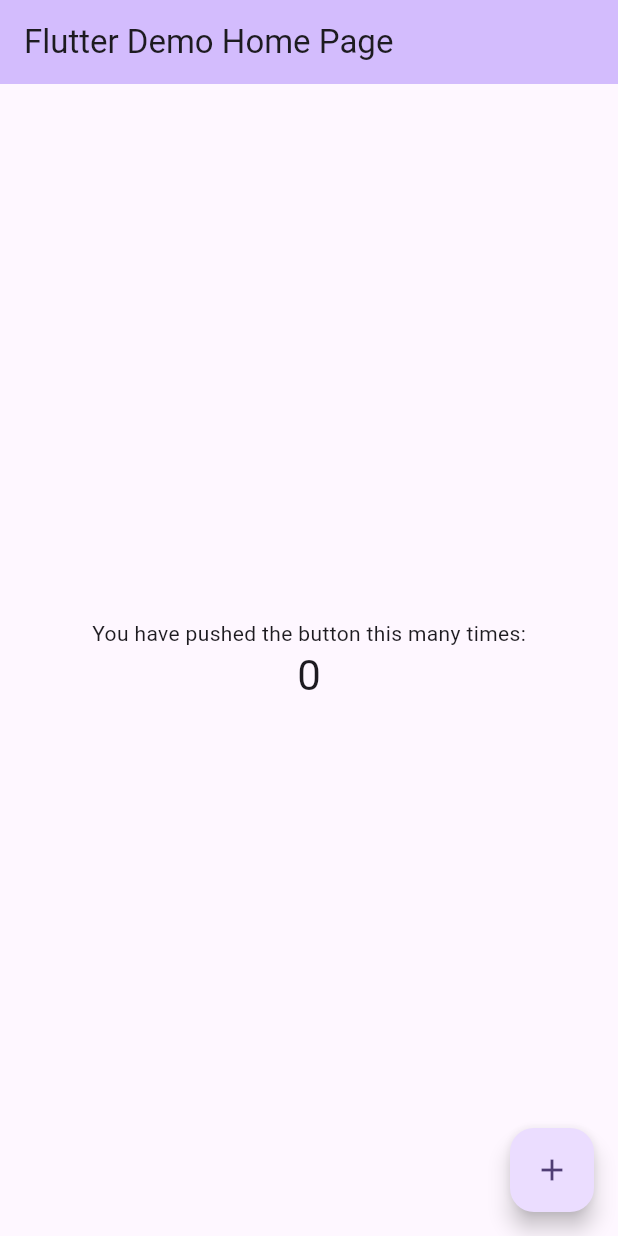
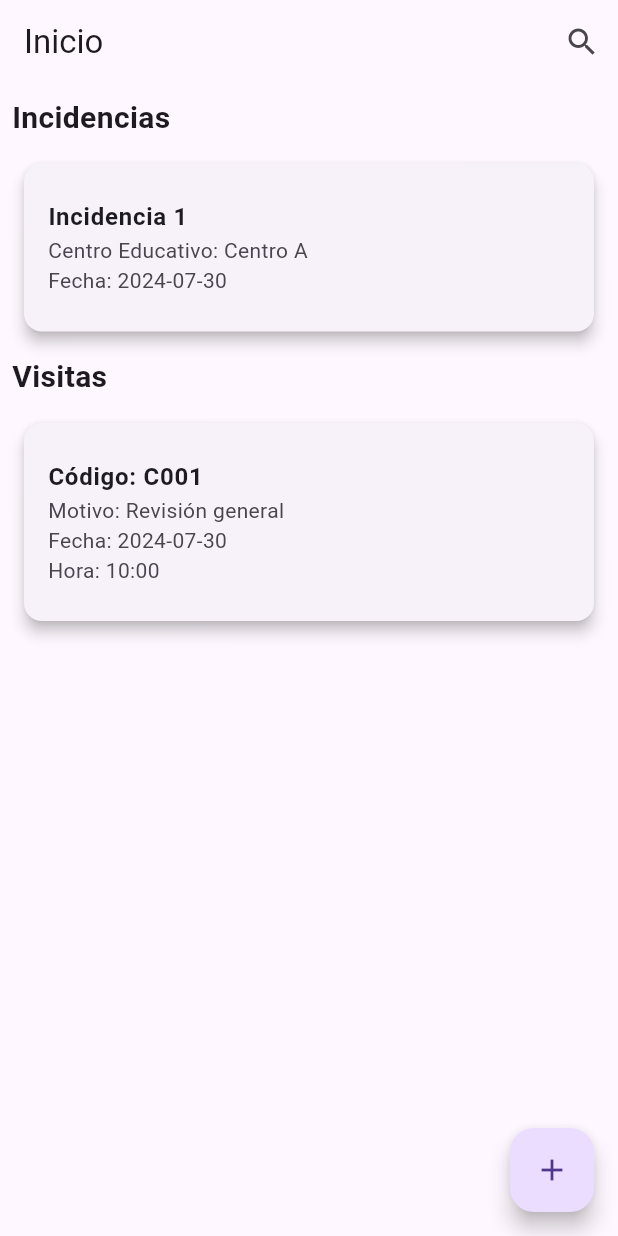
Before and after one commit to RoaMrx12/Final-APP, a Flutter app: the screen it shows after launch, on a phone screen of 412 x 824 dp. Run offline on Flutter 3.47's test engine with Material 3 defaults, Android fonts, the phone set to English and light mode, and no system bars; our stand-ins replace geolocator, permission_handler, sqflite; accounts and stored records are empty.

Commit message:
cambios en las vistas, creacion de widgets y ajustes del nombre en el manifest

```diff
--- a/centro/lib/main.dart
+++ b/centro/lib/main.dart
@@ -1,4 +1,5 @@
 import 'package:flutter/material.dart';
+import 'pages/home.dart';
 
 void main() {
   runApp(const MyApp());
@@ -7,119 +8,15 @@ void main() {
 class MyApp extends StatelessWidget {
   const MyApp({super.key});
 
-  // This widget is the root of your application.
   @override
   Widget build(BuildContext context) {
     return MaterialApp(
-      title: 'Flutter Demo',
+      title: 'Aplicación MINERD',
       theme: ThemeData(
-        // This is the theme of your application.
-        //
-        // TRY THIS: Try running your application with "flutter run". You'll see
-        // the application has a purple toolbar. Then, without quitting the app,
-        // try changing the seedColor in the colorScheme below to Colors.green
-        // and then invoke "hot reload" (save your changes or press the "hot
-        // reload" button in a Flutter-supported IDE, or press "r" if you used
-        // the command line to start the app).
-        //
-        // Notice that the counter didn't reset back to zero; the application
-        // state is not lost during the reload. To reset the state, use hot
-        // restart instead.
-        //
-        // This works for code too, not just values: Most code changes can be
-        // tested with just a hot reload.
-        colorScheme: ColorScheme.fromSeed(seedColor: Colors.deepPurple),
-        useMaterial3: true,
+        primarySwatch: Colors.blue,
+        visualDensity: VisualDensity.adaptivePlatformDensity,
       ),
-      home: const MyHomePage(title: 'Flutter Demo Home Page'),
+      home: HomePage(), // Establece HomePage como la vista inicial
     );
   }
 }
-
-class MyHomePage extends StatefulWidget {
-  const MyHomePage({super.key, required this.title});
-
-  // This widget is the home page of your application. It is stateful, meaning
-  // that it has a State object (defined below) that contains fields that affect
-  // how it looks.
-
-  // This class is the configuration for the state. It holds the values (in this
-  // case the title) provided by the parent (in this case the App widget) and
-  // used by the build method of the State. Fields in a Widget subclass are
-  // always marked "final".
-
-  final String title;
-
-  @override
-  State<MyHomePage> createState() => _MyHomePageState();
-}
-
-class _MyHomePageState extends State<MyHomePage> {
-  int _counter = 0;
-
-  void _incrementCounter() {
-    setState(() {
-      // This call to setState tells the Flutter framework that something has
-      // changed in this State, which causes it to rerun the build method below
-      // so that the display can reflect the updated values. If we changed
-      // _counter without calling setState(), then the build method would not be
-      // called again, and so nothing would appear to happen.
-      _counter++;
-    });
-  }
-
-  @override
-  Widget build(BuildContext context) {
-    // This method is rerun every time setState is called, for instance as done
-    // by the _incrementCounter method above.
-    //
-    // The Flutter framework has been optimized to make rerunning build methods
-    // fast, so that you can just rebuild anything that needs updating rather
-    // than having to individually change instances of widgets.
-    return Scaffold(
-      appBar: AppBar(
-        // TRY THIS: Try changing the color here to a specific color (to
-        // Colors.amber, perhaps?) and trigger a hot reload to see the AppBar
-        // change color while the other colors stay the same.
-        backgroundColor: Theme.of(context).colorScheme.inversePrimary,
-        // Here we take the value from the MyHomePage object that was created by
-        // the App.build method, and use it to set our appbar title.
-        title: Text(widget.title),
-      ),
-      body: Center(
-        // Center is a layout widget. It takes a single child and positions it
-        // in the middle of the parent.
-        child: Column(
-          // Column is also a layout widget. It takes a list of children and
-          // arranges them vertically. By default, it sizes itself to fit its
-          // children horizontally, and tries to be as tall as its parent.
-          //
-          // Column has various properties to control how it sizes itself and
-          // how it positions its children. Here we use mainAxisAlignment to
-          // center the children vertically; the main axis here is the vertical
-          // axis because Columns are vertical (the cross axis would be
-          // horizontal).
-          //
-          // TRY THIS: Invoke "debug painting" (choose the "Toggle Debug Paint"
-          // action in the IDE, or press "p" in the console), to see the
-          // wireframe for each widget.
-          mainAxisAlignment: MainAxisAlignment.center,
-          children: <Widget>[
-            const Text(
-              'You have pushed the button this many times:',
-            ),
-            Text(
-              '$_counter',
-              style: Theme.of(context).textTheme.headlineMedium,
-            ),
-          ],
-        ),
-      ),
-      floatingActionButton: FloatingActionButton(
-        onPressed: _incrementCounter,
-        tooltip: 'Increment',
-        child: const Icon(Icons.add),
-      ), // This trailing comma makes auto-formatting nicer for build methods.
-    );
-  }
-}
--- a/centro/lib/pages/home.dart
+++ b/centro/lib/pages/home.dart
@@ -0,0 +1,97 @@
+import 'package:flutter/material.dart';
+import 'package:centro/widgets/incidencia_card.dart';
+import 'package:centro/widgets/visita_card.dart';
+import '../models/incidencia.dart';
+import '../models/visita.dart';
+
+class HomePage extends StatefulWidget {
+  @override
+  _HomePageState createState() => _HomePageState();
+}
+
+class _HomePageState extends State<HomePage> {
+  final List<Incidencia> _incidencias = [
+    // Aquí puedes agregar algunas incidencias de ejemplo
+    Incidencia(
+      titulo: 'Incidencia 1',
+      centroEducativo: 'Centro A',
+      regional: 'Regional X',
+      distrito: 'Distrito Y',
+      fecha: '2024-07-30',
+      descripcion: 'Descripción de la incidencia 1',
+      fotoPath: '',
+      audioPath: '',
+    ),
+    // Agrega más incidencias según sea necesario
+  ];
+
+  final List<Visita> _visitas = [
+    // Aquí puedes agregar algunas visitas de ejemplo
+    Visita(
+      cedulaDirector: '123456789',
+      codigoCentro: 'C001',
+      motivo: 'Revisión general',
+      fotoEvidenciaPath: '',
+      comentario: 'Comentario sobre la visita 1',
+      notaVozPath: '',
+      latitud: 18.4655,
+      longitud: -69.9204,
+      fecha: '2024-07-30',
+      hora: '10:00',
+    ),
+    // Agrega más visitas según sea necesario
+  ];
+
+  @override
+  Widget build(BuildContext context) {
+    return Scaffold(
+      appBar: AppBar(
+        title: Text('Inicio'),
+        actions: [
+          IconButton(
+            icon: Icon(Icons.search),
+            onPressed: () {
+              // Aquí puedes agregar la funcionalidad de búsqueda
+            },
+          ),
+        ],
+      ),
+      body: ListView(
+        children: [
+          Padding(
+            padding: const EdgeInsets.all(8.0),
+            child: Text(
+              'Incidencias',
+              style: TextStyle(fontSize: 20, fontWeight: FontWeight.bold),
+            ),
+          ),
+          ..._incidencias.map((incidencia) => IncidenciaCard(
+            incidencia: incidencia,
+            onTap: () {
+              // Maneja la acción al hacer clic en una incidencia
+            },
+          )).toList(),
+          Padding(
+            padding: const EdgeInsets.all(8.0),
+            child: Text(
+              'Visitas',
+              style: TextStyle(fontSize: 20, fontWeight: FontWeight.bold),
+            ),
+          ),
+          ..._visitas.map((visita) => VisitaCard(
+            visita: visita,
+            onTap: () {
+              // Maneja la acción al hacer clic en una visita
+            },
+          )).toList(),
+        ],
+      ),
+      floatingActionButton: FloatingActionButton(
+        onPressed: () {
+          // Agregar una nueva incidencia o visita
+        },
+        child: Icon(Icons.add),
+      ),
+    );
+  }
+}
--- /dev/null
+++ b/centro/lib/services/location_service.dart
@@ -0,0 +1,26 @@
+import 'package:geolocator/geolocator.dart';
+import 'package:permission_handler/permission_handler.dart';
+
+class LocationService {
+  Future<Position> getCurrentLocation() async {
+    bool serviceEnabled = await Geolocator.isLocationServiceEnabled();
+    if (!serviceEnabled) {
+      await Geolocator.openLocationSettings();
+      throw Exception('Los servicios de ubicación están deshabilitados.');
+    }
+
+    LocationPermission permission = await Geolocator.checkPermission();
+    if (permission == LocationPermission.denied) {
+      permission = await Geolocator.requestPermission();
+      if (permission == LocationPermission.denied) {
+        throw Exception('Los permisos de ubicación están denegados.');
+      }
+    }
+
+    if (permission == LocationPermission.deniedForever) {
+      throw Exception('Los permisos de ubicación están denegados permanentemente.');
+    }
+
+    return await Geolocator.getCurrentPosition(desiredAccuracy: LocationAccuracy.high);
+  }
+}
--- a/centro/lib/widgets/incidencia_card.dart
+++ b/centro/lib/widgets/incidencia_card.dart
@@ -0,0 +1,33 @@
+import 'package:flutter/material.dart';
+import '../models/incidencia.dart';
+
+class IncidenciaCard extends StatelessWidget {
+  final Incidencia incidencia;
+  final VoidCallback onTap;
+
+  const IncidenciaCard({
+    Key? key,
+    required this.incidencia,
+    required this.onTap,
+  }) : super(key: key);
+
+  @override
+  Widget build(BuildContext context) {
+    return Card(
+      elevation: 4.0,
+      margin: EdgeInsets.symmetric(vertical: 8.0, horizontal: 16.0),
+      child: ListTile(
+        contentPadding: EdgeInsets.all(16.0),
+        title: Text(
+          incidencia.titulo,
+          style: TextStyle(fontWeight: FontWeight.bold),
+        ),
+        subtitle: Text(
+          'Centro Educativo: ${incidencia.centroEducativo}\n'
+          'Fecha: ${incidencia.fecha}',
+        ),
+        onTap: onTap,
+      ),
+    );
+  }
+}
--- a/centro/lib/widgets/visita_card.dart
+++ b/centro/lib/widgets/visita_card.dart
@@ -0,0 +1,34 @@
+import 'package:flutter/material.dart';
+import '../models/visita.dart';
+
+class VisitaCard extends StatelessWidget {
+  final Visita visita;
+  final VoidCallback onTap;
+
+  const VisitaCard({
+    Key? key,
+    required this.visita,
+    required this.onTap,
+  }) : super(key: key);
+
+  @override
+  Widget build(BuildContext context) {
+    return Card(
+      elevation: 4.0,
+      margin: EdgeInsets.symmetric(vertical: 8.0, horizontal: 16.0),
+      child: ListTile(
+        contentPadding: EdgeInsets.all(16.0),
+        title: Text(
+          'Código: ${visita.codigoCentro}',
+          style: TextStyle(fontWeight: FontWeight.bold),
+        ),
+        subtitle: Text(
+          'Motivo: ${visita.motivo}\n'
+          'Fecha: ${visita.fecha}\n'
+          'Hora: ${visita.hora}',
+        ),
+        onTap: onTap,
+      ),
+    );
+  }
+}
```
Also changed, not shown: 6 other files.
